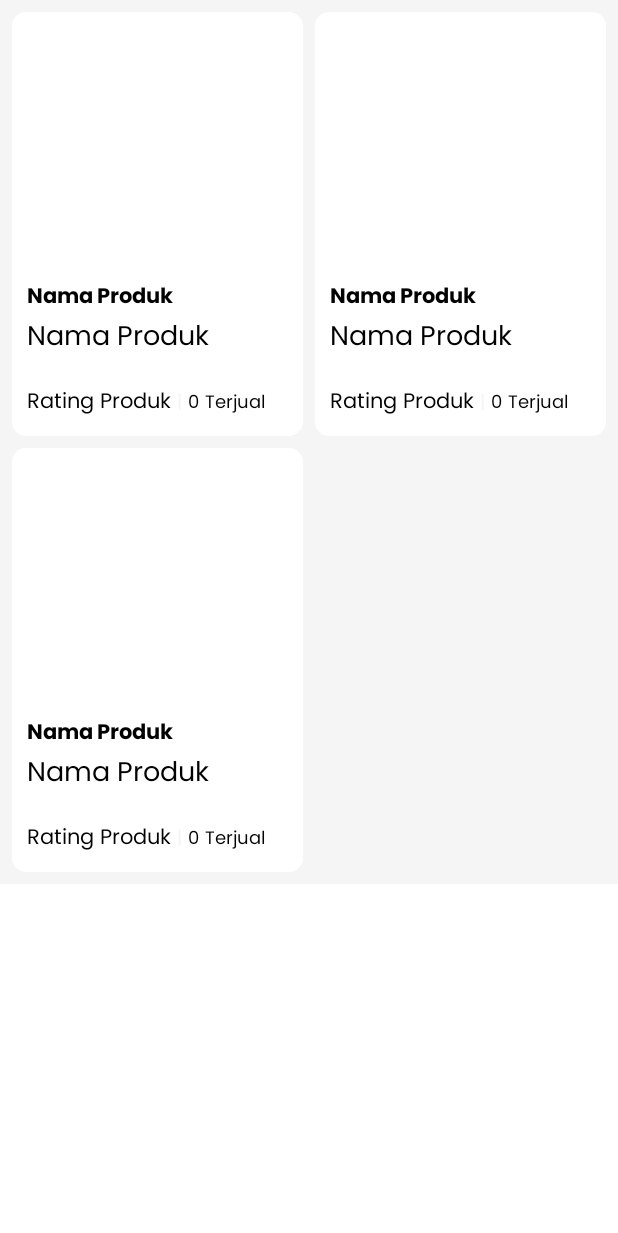
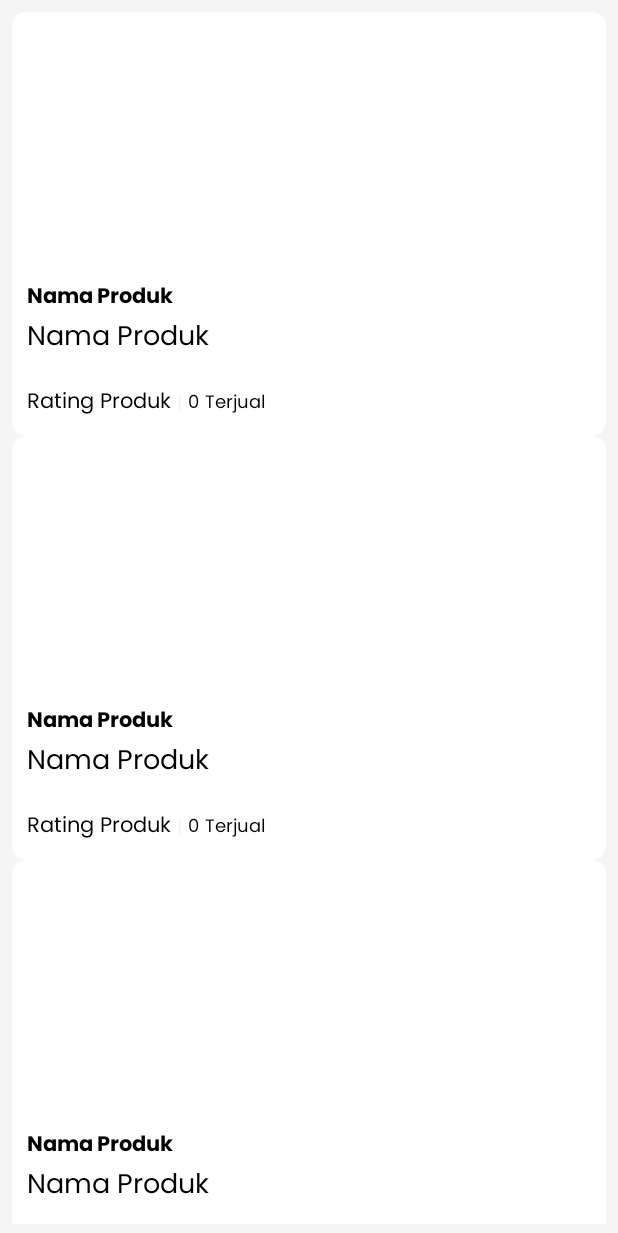
Before and after one commit to hasanahsnh/apk-sasindai, an Android app: the layout fragment_produk.xml on its own in the app's theme, with its tools: preview values and no code run, on a phone screen of 412 x 824 dp. Shown: the top 1233 px of the screen. Run offline under Robolectric (Android 15) with nearby library versions, the phone set to English and light mode, and no system bars.

Commit message:
Create produk list adapter

```diff
--- a/app/src/main/res/layout/fragment_produk.xml
+++ b/app/src/main/res/layout/fragment_produk.xml
@@ -7,11 +7,10 @@
     android:background="@color/abu_terang">
 
     <!-- Produk Container -->
-    <GridView
-        android:id="@+id/gridViewContent"
+    <androidx.recyclerview.widget.RecyclerView
+        android:id="@+id/gridViewListProduk"
         android:layout_width="match_parent"
         android:layout_height="wrap_content"
-        android:numColumns="2"
         tools:listitem="@layout/list_produk"
         android:horizontalSpacing="8dp"
         android:verticalSpacing="8dp"
--- a/app/src/main/res/layout/list_produk.xml
+++ b/app/src/main/res/layout/list_produk.xml
@@ -7,7 +7,7 @@
 
     <!-- Img Produk -->
     <ImageView
-        android:id="@+id/imgProduk"
+        android:id="@+id/imgListProduk"
         android:layout_width="match_parent"
         android:layout_height="160dp"
         android:layout_marginBottom="8dp"
```
Also changed, not shown: app/src/main/java/com/example/sasindai/adapter/ProdukListAdapter.java (added, +84 -0 lines), app/src/main/java/com/example/sasindai/fragment/ProdukFragment.java (+33 -0 lines).
